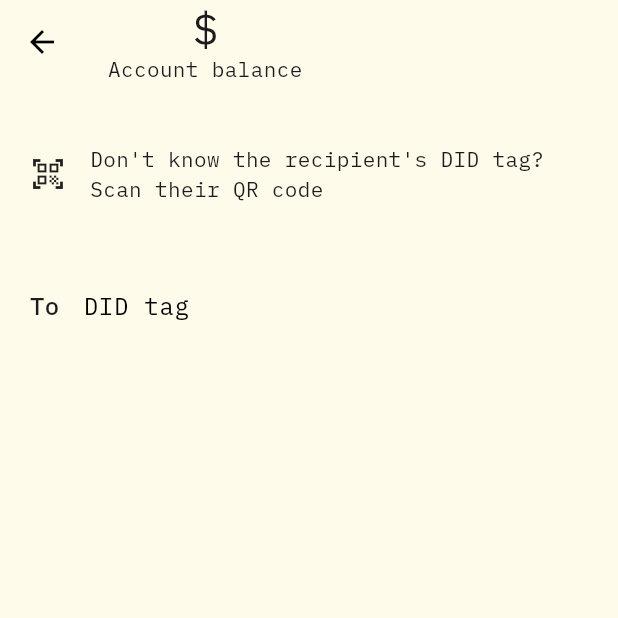
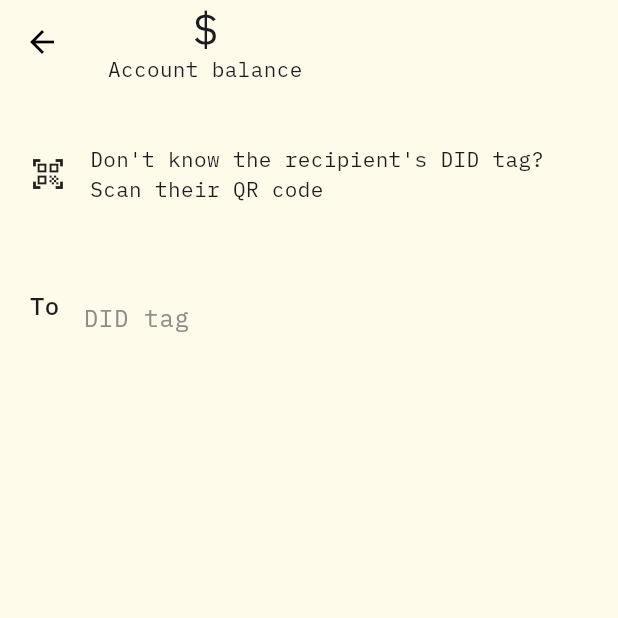
Before and after one commit to TBD54566975/didpay, a Flutter app: the SendDidPage screen opened directly with empty values, on a phone screen of 412 x 824 dp, the top half of it. Run offline on Flutter 3.47's test engine with Material 3 defaults, Android fonts, the phone set to English and light mode, and no system bars; our stand-ins replace flutter_hooks, flutter_secure_storage, hooks_riverpod, shared_preferences, webview_flutter; missing offline and left inert: web5_flutter; accounts and stored records are empty.

Commit message:
add `InputDecorationTheme`

```diff
--- a/lib/features/send/send_did_page.dart
+++ b/lib/features/send/send_did_page.dart
@@ -66,9 +66,6 @@ class SendDidPage extends HookWidget {
                             Expanded(
                               child: TextField(
                                   decoration: InputDecoration(
-                                      border: InputBorder.none,
-                                      floatingLabelBehavior:
-                                          FloatingLabelBehavior.never,
                                       labelText: Loc.of(context).didTag),
                                   enableSuggestions: false,
                                   autocorrect: false,
--- a/lib/shared/theme/theme.dart
+++ b/lib/shared/theme/theme.dart
@@ -33,6 +33,14 @@ ThemeData lightTheme(BuildContext context) => ThemeData(
           ),
         ),
       ),
+      inputDecorationTheme: InputDecorationTheme(
+        border: InputBorder.none,
+        floatingLabelBehavior: FloatingLabelBehavior.never,
+        alignLabelWithHint: true,
+        labelStyle: TextStyle(
+          color: lightColorScheme.outlineVariant,
+        ),
+      ),
     );
 
 ThemeData darkTheme(BuildContext context) => ThemeData(
@@ -65,4 +73,12 @@ ThemeData darkTheme(BuildContext context) => ThemeData(
           ),
         ),
       ),
+      inputDecorationTheme: InputDecorationTheme(
+        border: InputBorder.none,
+        floatingLabelBehavior: FloatingLabelBehavior.never,
+        alignLabelWithHint: true,
+        labelStyle: TextStyle(
+          color: darkColorScheme.outlineVariant,
+        ),
+      ),
     );
```
